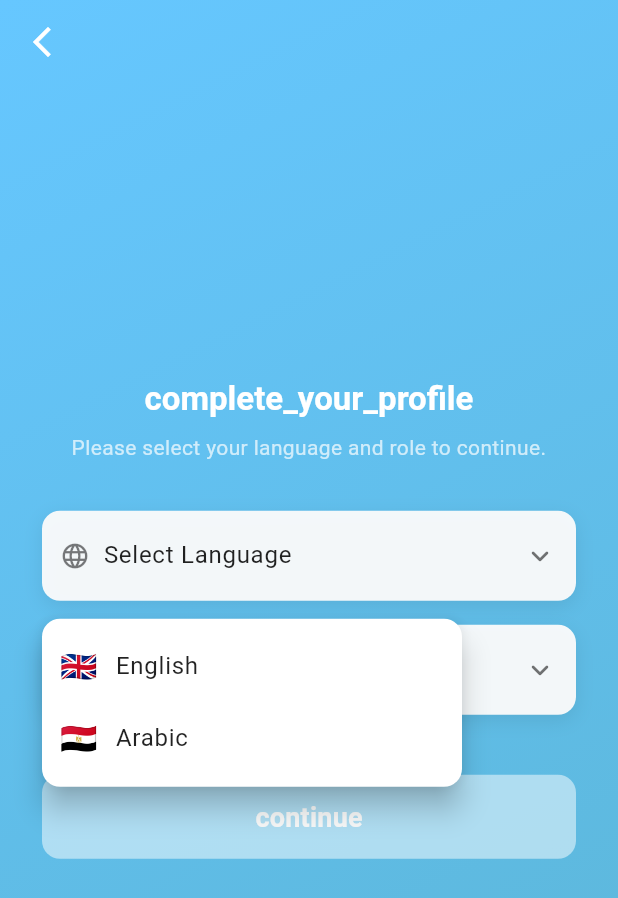
After one commit to ah182/supabase_fieldawy, a Flutter app: the OnboardingSelectionScreen screen opened directly, after a tap on "Select Language", on a phone screen of 412 x 824 dp. The commit adds this screen. Shown: the top 898 px of the screen. Run offline on Flutter 3.47's test engine with Material 3 defaults, Android fonts, the phone set to English and light mode, and no system bars; our stand-ins replace awesome_dialog, awesome_snackbar_content, cached_network_image, connectivity_plus, easy_localization, equatable and 15 more; missing offline and left inert: cloudinary_public, google_mlkit_text_recognition; accounts and stored records are empty; network calls fail; Roboto replaces fonts that are missing (Cairo).

Commit message:
onboarding merging

```diff
--- a/lib/features/authentication/data/user_repository.dart
+++ b/lib/features/authentication/data/user_repository.dart
@@ -67,11 +67,16 @@ class UserRepository {
         'whatsapp_number': whatsappNumber,
         'is_profile_complete': true, // الأهم: تغيير حالة اكتمال الملف
       }).eq('id', id); // شرط التحديث: حيث id = القيمة المعطاة
-      _cache.invalidate('distributors');
+      _cache.invalidate('distributors'); // This is for distributors, not user.
+
+      // Invalidate the user cache after updating the profile
+      _cache.invalidate('user_$id'); // Add this line
+
     } catch (e) {
       print('Error completing user profile in Supabase: $e');
       rethrow;
     }
+
   }
 
   // دالة لجلب بيانات المستخدم مرة واحدة
@@ -87,7 +92,12 @@ class UserRepository {
       // التأكد من أن الـ id ليس فارغاً لتجنب الأخطاء
       if (id.isEmpty) return null;
 
-      final data = await _client.from('users').select().eq('id', id).single();
+      final data = await _client.from('users').select().eq('id', id).maybeSingle();
+
+      if (data == null) {
+        // User not found in DB, return null
+        return null;
+      }
 
       final user = UserModel.fromMap(data);
       _cache.set(cacheKey, user);
--- a/lib/features/authentication/presentation/screens/auth_gate.dart
+++ b/lib/features/authentication/presentation/screens/auth_gate.dart
@@ -5,7 +5,7 @@ import 'package:hooks_riverpod/hooks_riverpod.dart';
 import 'dart:async';
 import 'package:fieldawy_store/features/home/application/user_data_provider.dart';
 import 'package:fieldawy_store/features/authentication/presentation/screens/login_screen.dart';
-import 'package:fieldawy_store/features/authentication/presentation/screens/language_selection_screen.dart';
+import 'package:fieldawy_store/features/authentication/presentation/screens/onboarding_selection_screen.dart';
 import 'package:fieldawy_store/features/authentication/presentation/screens/rejection_screen.dart';
 import 'package:fieldawy_store/features/authentication/presentation/screens/pending_review_screen.dart';
 import 'package:fieldawy_store/features/authentication/presentation/screens/splash_screen.dart';
@@ -65,7 +65,7 @@ class AuthGate extends HookConsumerWidget {
 
               // 🟡 الملف غير مكتمل → يروح يكمّل البروفايل
               if (!userModel.isProfileComplete) {
-                return const LanguageSelectionScreen();
+                return const OnboardingSelectionScreen();
               }
 
               // 🟠 إعادة مراجعة
--- /dev/null
+++ b/lib/features/authentication/presentation/screens/onboarding_selection_screen.dart
@@ -0,0 +1,307 @@
+import 'package:flutter/material.dart';
+import 'package:flutter_hooks/flutter_hooks.dart';
+import 'package:hooks_riverpod/hooks_riverpod.dart';
+import 'package:easy_localization/easy_localization.dart';
+import 'package:fieldawy_store/features/authentication/domain/user_role.dart';
+import 'package:fieldawy_store/features/authentication/presentation/screens/document_upload_screen.dart';
+import 'package:fieldawy_store/features/authentication/services/auth_service.dart';
+
+class OnboardingSelectionScreen extends HookConsumerWidget {
+  const OnboardingSelectionScreen({super.key});
+
+  @override
+  Widget build(BuildContext context, WidgetRef ref) {
+    final textTheme = Theme.of(context).textTheme;
+
+    final selectedLanguage = useState<Locale?>(null);
+    final selectedLanguageLabel = useState<String?>(null);
+    final selectedRole = useState<UserRole?>(null);
+    final selectedRoleLabel = useState<String?>(null);
+
+    final languageButtonKey = useMemoized(() => GlobalKey());
+    final roleButtonKey = useMemoized(() => GlobalKey());
+
+    final isContinueEnabled =
+        selectedLanguage.value != null && selectedRole.value != null;
+
+    void onContinue() {
+      if (!isContinueEnabled) return;
+
+      context.setLocale(selectedLanguage.value!).then((_) {
+        if (!context.mounted) return;
+        Navigator.of(context).pushReplacement(
+          PageRouteBuilder(
+            pageBuilder: (context, animation, secondaryAnimation) =>
+                DocumentUploadScreen(role: selectedRole.value!),
+            transitionDuration: const Duration(milliseconds: 500),
+            transitionsBuilder:
+                (context, animation, secondaryAnimation, child) {
+              const begin = Offset(1.0, 0.0);
+              const end = Offset.zero;
+              final tween = Tween(begin: begin, end: end)
+                  .chain(CurveTween(curve: Curves.ease));
+              return SlideTransition(position: animation.drive(tween), child: child);
+            },
+          ),
+        );
+      });
+    }
+
+    return Scaffold(
+      extendBodyBehindAppBar: true,
+      appBar: AppBar(
+        backgroundColor: Colors.transparent,
+        elevation: 0,
+        leading: IconButton(
+          icon: const Icon(Icons.arrow_back_ios_new, color: Colors.white),
+          tooltip: 'العودة لتسجيل الدخول',
+          onPressed: () => ref.read(authServiceProvider).signOut(),
+        ),
+      ),
+      body: Container(
+        decoration: const BoxDecoration(
+          gradient: LinearGradient(
+            colors: [
+              Color.fromARGB(255, 102, 199, 255),
+              Color.fromARGB(255, 91, 181, 213)
+            ],
+            begin: Alignment.topLeft,
+            end: Alignment.bottomRight,
+          ),
+        ),
+        child: Center(
+          child: SingleChildScrollView(
+            child: Padding(
+              padding: const EdgeInsets.symmetric(horizontal: 28.0),
+              child: Column(
+                mainAxisSize: MainAxisSize.min,
+                children: [
+                  Text(
+                    'complete_your_profile'.tr(),
+                    style: textTheme.headlineSmall?.copyWith(
+                      fontWeight: FontWeight.bold,
+                      color: Colors.white,
+                      fontSize: 22,
+                    ),
+                    textAlign: TextAlign.center,
+                  ),
+                  const SizedBox(height: 8),
+                  Text(
+                    'Please select your language and role to continue.',
+                    style: textTheme.bodyMedium?.copyWith(color: Colors.white70),
+                    textAlign: TextAlign.center,
+                  ),
+                  const SizedBox(height: 32),
+                  _buildSelectorButton(
+                    context,
+                    key: languageButtonKey,
+                    label: selectedLanguageLabel.value ?? "Select Language",
+                    icon: Icons.language,
+                    onTap: () => _openLanguageMenu(
+                        context, languageButtonKey, selectedLanguage, selectedLanguageLabel),
+                  ),
+                  const SizedBox(height: 16),
+                  _buildSelectorButton(
+                    context,
+                    key: roleButtonKey,
+                    label: selectedRoleLabel.value ?? "Select Role",
+                    icon: Icons.person,
+                    onTap: () => _openRoleMenu(
+                        context, roleButtonKey, selectedRole, selectedRoleLabel),
+                  ),
+                  const SizedBox(height: 40),
+                  ElevatedButton(
+                    onPressed: isContinueEnabled ? onContinue : null,
+                    style: ElevatedButton.styleFrom(
+                      backgroundColor: const Color.fromARGB(255, 117, 199, 221).withOpacity(1),
+
+                      minimumSize: const Size(double.infinity, 56),
+                      shape: RoundedRectangleBorder(
+                        borderRadius: BorderRadius.circular(12),
+                      ),
+                      elevation: 5,
+                      disabledBackgroundColor: Colors.white.withOpacity(0.5),
+                    ),
+                    child: Text(
+                      'continue'.tr(),
+                      style: textTheme.titleMedium?.copyWith(
+                        fontWeight: FontWeight.bold,
+                        color: const Color.fromARGB(255, 248, 249, 249),
+                      ),
+                    ),
+                  ),
+                ],
+              ),
+            ),
+          ),
+        ),
+      ),
+    );
+  }
+
+  Widget _buildSelectorButton(BuildContext context, {
+    required GlobalKey key,
+    required String label,
+    required IconData icon,
+    required VoidCallback onTap,
+  }) {
+    return GestureDetector(
+      key: key,
+      onTap: onTap,
+      child: Container(
+        padding: const EdgeInsets.symmetric(horizontal: 12, vertical: 18),
+        decoration: BoxDecoration(
+          color: const Color.fromARGB(255, 251, 251, 251).withOpacity(0.95),
+          borderRadius: BorderRadius.circular(12),
+          boxShadow: [
+            BoxShadow(
+              color: Colors.black.withOpacity(0.08),
+              blurRadius: 10,
+              offset: const Offset(0, 4),
+            ),
+          ],
+        ),
+        child: Row(
+          mainAxisAlignment: MainAxisAlignment.spaceBetween,
+          children: [
+            Row(
+              children: [
+                Icon(icon, size: 20, color: const Color.fromARGB(136, 5, 5, 7)),
+                const SizedBox(width: 9),
+                Text(
+                  label,
+                  style: Theme.of(context)
+                      .textTheme
+                      .bodyLarge
+                      ?.copyWith(color: Colors.black87),
+                ),
+              ],
+            ),
+            const Icon(Icons.keyboard_arrow_down_rounded, color: Colors.black54),
+          ],
+        ),
+      ),
+    );
+  }
+
+  Future<void> _openLanguageMenu(
+    BuildContext context,
+    GlobalKey buttonKey,
+    ValueNotifier<Locale?> selectedLanguage,
+    ValueNotifier<String?> selectedLanguageLabel,
+  ) async {
+    final languages = [
+      {"label": "English", "flag": "🇬🇧", "locale": const Locale('en')},
+      {"label": "Arabic", "flag": "🇪🇬", "locale": const Locale('ar')},
+    ];
+
+    final selected = await _showCustomMenu<String>(
+      context: context,
+      buttonKey: buttonKey,
+      items: languages.map((lang) {
+        return {
+          "value": lang["label"] as String,
+          "label": lang["label"] as String,
+          "iconWidget": Text(lang["flag"] as String, style: const TextStyle(fontSize: 20)),
+        };
+      }).toList(),
+      selectedValue: selectedLanguageLabel.value,
+    );
+
+    if (selected != null) {
+      final selectedLangData = languages.firstWhere((l) => l['label'] == selected);
+      selectedLanguage.value = selectedLangData['locale'] as Locale?;
+      selectedLanguageLabel.value = selectedLangData['label'] as String?;
+    }
+  }
+
+  Future<void> _openRoleMenu(
+    BuildContext context,
+    GlobalKey buttonKey,
+    ValueNotifier<UserRole?> selectedRole,
+    ValueNotifier<String?> selectedRoleLabel,
+  ) async {
+    final roles = [
+      {"label": "Veterinarian", "role": UserRole.doctor, "icon": Icons.local_hospital},
+      {"label": "Distribution company", "role": UserRole.company, "icon": Icons.business},
+      {"label": "Individual distributor", "role": UserRole.distributor, "icon": Icons.storefront},
+    ];
+
+    final selected = await _showCustomMenu<String>(
+      context: context,
+      buttonKey: buttonKey,
+      items: roles.map((roleData) {
+        return {
+          "value": roleData["label"] as String,
+          "label": roleData["label"] as String,
+          "iconWidget": Icon(roleData["icon"] as IconData, size: 20, color: Colors.blueAccent),
+        };
+      }).toList(),
+      selectedValue: selectedRoleLabel.value,
+    );
+
+    if (selected != null) {
+      final selectedRoleData = roles.firstWhere((r) => r['label'] == selected);
+      selectedRole.value = selectedRoleData['role'] as UserRole?;
+      selectedRoleLabel.value = selectedRoleData['label'] as String?;
+    }
+  }
+
+  Future<T?> _showCustomMenu<T>({
+    required BuildContext context,
+    required GlobalKey buttonKey,
+    required List<Map<String, dynamic>> items,
+    T? selectedValue,
+  }) async {
+    const double gap = 12.0;
+    final RenderBox button = buttonKey.currentContext!.findRenderObject() as RenderBox;
+    final RenderBox overlay = Overlay.of(context).context.findRenderObject() as RenderBox;
+    final Offset buttonGlobal = button.localToGlobal(Offset.zero);
+    final Size buttonSize = button.size;
+
+    final double left = buttonGlobal.dx;
+    final double top = buttonGlobal.dy + buttonSize.height + gap;
+    final double right = overlay.size.width - (left + buttonSize.width);
+
+    final RelativeRect position = RelativeRect.fromLTRB(left, top, right, 0);
+
+    return showMenu<T>(
+      context: context,
+      position: position,
+      shape: RoundedRectangleBorder(borderRadius: BorderRadius.circular(12)),
+      elevation: 8,
+      color: Colors.white,
+      items: items.map((item) {
+        final value = item["value"] as T;
+        final label = item["label"] as String;
+        final iconWidget = item["iconWidget"] as Widget;
+        final isSelected = selectedValue == value;
+
+        return PopupMenuItem<T>(
+          value: value,
+          padding: const EdgeInsets.symmetric(horizontal: 12, vertical: 8),
+          child: SizedBox(
+            width: buttonSize.width - 24,
+            child: Row(
+              mainAxisAlignment: MainAxisAlignment.spaceBetween,
+              children: [
+                Row(children: [
+                  iconWidget,
+                  const SizedBox(width: 12),
+                  Text(
+                    label,
+                    style: Theme.of(context)
+                        .textTheme
+                        .bodyLarge
+                        ?.copyWith(color: Colors.black87),
+                  ),
+                ]),
+                if (isSelected) const Icon(Icons.check, color: Colors.green, size: 18),
+              ],
+            ),
+          ),
+        );
+      }).toList(),
+    );
+  }
+}
```
